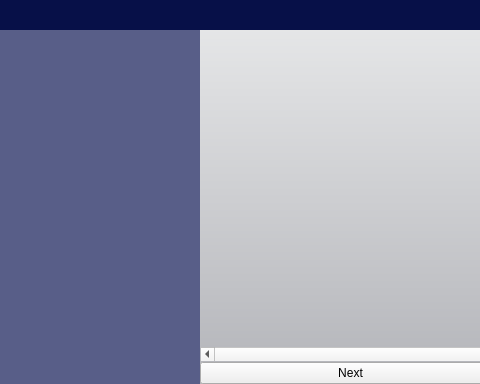
The window that IntelliGraph/mainwindow.ui (SEGroup10/IntelliGraph) describes before a commit, drawn with Qt 5; both pictures show x 0 to 480 and y 0 to 384 of the 808 by 384 pixel window.
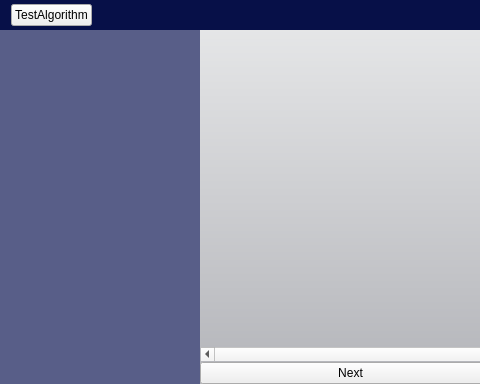
The same window after the commit. Icons and pictures are not drawn.

Commit message:
proof of concept SampleAlgorithm
A proof of concept that uses a class SampleAlgorithm that will iterate
over all nodes

```diff
--- a/IntelliGraph/mainwindow.ui
+++ b/IntelliGraph/mainwindow.ui
@@ -73,6 +73,13 @@
        <property name="bottomMargin">
         <number>4</number>
        </property>
+       <item>
+        <widget class="QPushButton" name="pushButton">
+         <property name="text">
+          <string>TestAlgorithm</string>
+         </property>
+        </widget>
+       </item>
        <item>
         <spacer name="horizontalSpacer">
          <property name="orientation">
```
The commit also changes 10 other files.
